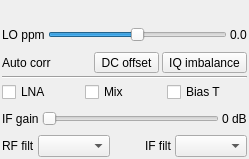
The window that plugins/samplesource/fcdproplus/fcdproplusgui.ui (f4exb/sdrangel) describes before a commit, drawn with Qt 5.
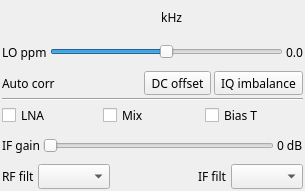
The same window after the commit. Custom widgets are drawn as their Qt base class.

Commit message: Font face and size normalization: added missing input interface GUIs

```diff
--- a/plugins/samplesource/fcdproplus/fcdproplusgui.ui
+++ b/plugins/samplesource/fcdproplus/fcdproplusgui.ui
@@ -6,8 +6,8 @@
    <rect>
     <x>0</x>
     <y>0</y>
-    <width>249</width>
-    <height>159</height>
+    <width>305</width>
+    <height>191</height>
    </rect>
   </property>
   <property name="sizePolicy">
@@ -16,6 +16,12 @@
     <verstretch>0</verstretch>
    </sizepolicy>
   </property>
+  <property name="font">
+   <font>
+    <family>Sans Serif</family>
+    <pointsize>9</pointsize>
+   </font>
+  </property>
   <property name="windowTitle">
    <string>FunCubeDongle</string>
   </property>
@@ -78,6 +84,13 @@
        </property>
       </widget>
      </item>
+     <item>
+      <widget class="QLabel" name="freqUnits">
+       <property name="text">
+        <string> kHz</string>
+       </property>
+      </widget>
+     </item>
      <item>
       <spacer name="horizontalSpacer_2">
        <property name="orientation">
@@ -281,17 +294,17 @@
   </layout>
  </widget>
  <customwidgets>
+  <customwidget>
+   <class>ButtonSwitch</class>
+   <extends>QToolButton</extends>
+   <header>gui/buttonswitch.h</header>
+  </customwidget>
   <customwidget>
    <class>ValueDial</class>
    <extends>QWidget</extends>
    <header>gui/valuedial.h</header>
    <container>1</container>
   </customwidget>
-  <customwidget>
-   <class>ButtonSwitch</class>
-   <extends>QToolButton</extends>
-   <header>gui/buttonswitch.h</header>
-  </customwidget>
  </customwidgets>
  <resources/>
  <connections/>
```
The commit also changes 10 other files.
